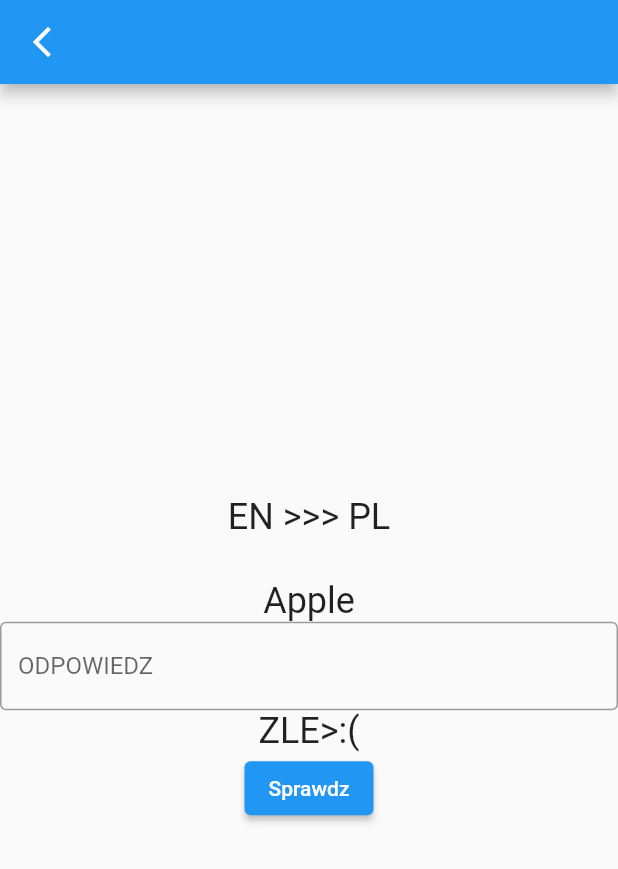
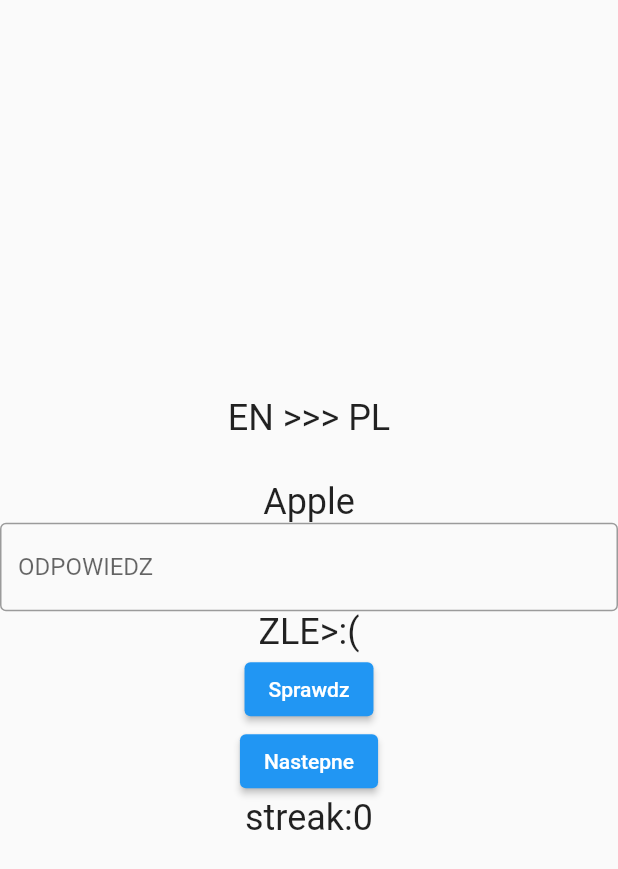
Before and after one commit to Kacp-R/fiszki, a Flutter app: the WritingPrac screen opened directly, after a tap on "Sprawdz", on a phone screen of 412 x 824 dp. Shown: the top 869 px of the screen. Run offline on Flutter 3.47's test engine with Material 2 defaults, Android fonts, the phone set to English and light mode, and no system bars; our stand-ins replace flip_card.

Commit message:
WOO DZIALA

```diff
--- a/lib/writing_practice.dart
+++ b/lib/writing_practice.dart
@@ -8,8 +8,7 @@ class WritingPrac extends StatefulWidget {
 }
 
 class WritingPracState extends State<WritingPrac> {
-  int _cAnswers = 0;
-  int _tAnswers = 0;
+  final fieldText = TextEditingController();
   final List<String> english = [
     'Apple', 'Banana', 'Cherry', 'Dog', 'Elephant', 'Football', 'Guitar', 'House', 'Ice cream', 'Jacket'
   ];
@@ -17,49 +16,78 @@ class WritingPracState extends State<WritingPrac> {
     'Jablko', 'Banan', 'Wisnia', 'Pies', 'Slon', 'Pilkanozna', 'Gitara', 'Dom', 'lody', 'kurtka'
   ];
   int lb = Random().nextInt(10);
-  String jen = "EN >>> PL";
   String que = 'TEST';
-  String odp = '', dz = "", podane = "";
+  String odp = '', dz = "", podane = "", jen = "";
+  int streak = 0;
 
   @override
   void initState() {
     super.initState();
+    start();
+  }
+  void start(){
+    odp = '';
+    dz = "";
+    podane = "";
+    jen = "";
+    if(Random().nextBool() == true){
+      jen = "EN >>> PL";
+    }
+    else{
+      jen = "PL >>> EN";
+    }
     losuj();
   }
-
   void losuj(){
       lb = Random().nextInt(10);
       setState(() {
-        odp = english[lb];
+        if(jen == "EN >>> PL") {
+          odp = english[lb];
+        }
+        else if(jen == "PL >>> EN"){
+          odp = polish[lb];
+        }
       });
   }
-  sprawdz() {
+  void sprawdz() {
     setState(() {
       que = "";
-      if(podane.toLowerCase() == polish[lb].toLowerCase()){
-        dz = "DOBRZE!!!";
-        _cAnswers++;
+      if(jen == "EN >>> PL"){
+        if(podane.toLowerCase() == polish[lb].toLowerCase()){
+          dz = "DOBRZE!!!";
+          streak++;
+        }
+        else{
+          dz = "ZLE>:(";
+          streak = 0;
+        }
       }
-      else{
-        dz = "ZLE>:(";
+      else if(jen == "PL >>> EN"){
+        if(podane.toLowerCase() == english[lb].toLowerCase()){
+          dz = "DOBRZE!!!";
+          streak++;
+        }
+        else{
+          dz = "ZLE>:(";
+          streak = 0;
+        }
       }
-      _tAnswers++;
     });
+  }
+
+  void nastepne(){
+    fieldText.clear();
+    if(dz == "DOBRZE!!!"){
+      start();
+    }
+    else{
+      streak = 0;
+      start();
+    }
   }
   @override
   Widget build(BuildContext context) {
     return Scaffold(
-      appBar: AppBar(
-        leading: IconButton(
-          icon: const Icon(Icons.arrow_back_ios_new),
-          onPressed: () {
-            Navigator.push(
-              context,
-              MaterialPageRoute(builder: (context) => Main(cAnswers: _cAnswers, tAnswers: _tAnswers)),
-            );
-          },
-        ),
-      ),
       body: Center(
         child: Column(
           mainAxisAlignment: MainAxisAlignment.center,
@@ -76,7 +104,7 @@ class WritingPracState extends State<WritingPrac> {
               odp,
               style: TextStyle(fontSize: 24.0),
             ),
-            TextFormField(
+            TextField(
               decoration: InputDecoration(
                 labelText: 'ODPOWIEDZ',
                 border: OutlineInputBorder(),
@@ -86,6 +114,7 @@ class WritingPracState extends State<WritingPrac> {
                   podane = text;
                 });
               },
+              controller: fieldText,
             ),
             Text(
               dz,
@@ -95,6 +124,14 @@ class WritingPracState extends State<WritingPrac> {
               onPressed: sprawdz,
               child: Text('Sprawdz'),
             ),
+            ElevatedButton(
+              onPressed: nastepne,
+              child: Text('Nastepne'),
+            ),
+            Text(
+              "streak:" + streak.toString(),
+              style: TextStyle(fontSize: 24.0),
+            ),
           ],
         ),
       ),
```
